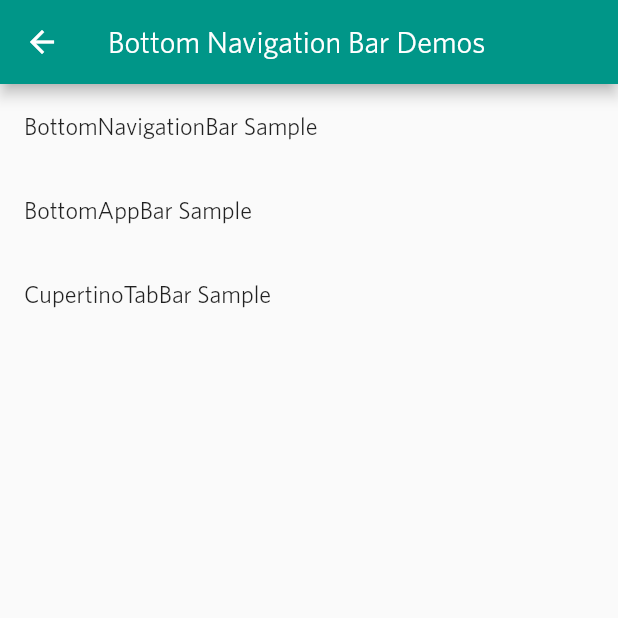
After one commit to w4mxl/FlutterStudyJourney, a Flutter app: the BottomBarIndex screen opened by its route, on a phone screen of 412 x 824 dp, the top half of it. The commit adds this screen. Run offline on Flutter 3.47's test engine with Material 2 defaults, Android fonts, the phone set to English and light mode, and no system bars; our stand-ins replace audioplayers, dio, flutter_html; missing offline and left inert: xpath; network calls fail.

Commit message:
feat: BottomNavigationBarDemo

```diff
--- /dev/null
+++ b/lib/demos/BottomBar/bottom_bar_index.dart
@@ -0,0 +1,37 @@
+/// @author: wml
+/// @date  : 2019-07-31 18:44
+/// @email : mxl1989@gmail.com
+/// @desc  : TODO
+
+import 'package:flutter/material.dart';
+
+import 'bottom_app_bar.dart';
+import 'bottom_navigation_bar.dart';
+import 'cupertino_tab_bar.dart';
+
+class BottomBarIndex extends StatelessWidget {
+  @override
+  Widget build(BuildContext context) {
+    return Scaffold(
+      appBar: AppBar(
+        title: Text('Bottom Navigation Bar Demos'),
+      ),
+      body: ListView(
+        children: <Widget>[
+          ListTile(
+            title: Text('BottomNavigationBar Sample'),
+            onTap: () => Navigator.push(context, MaterialPageRoute(builder: (context) => BottomNavigationBarDemo())),
+          ),
+          ListTile(
+            title: Text('BottomAppBar Sample'),
+            onTap: () => Navigator.push(context, MaterialPageRoute(builder: (context) => BottomAppBarDemo())),
+          ),
+          ListTile(
+            title: Text('CupertinoTabBar Sample'),
+            onTap: () => Navigator.push(context, MaterialPageRoute(builder: (context) => CupertinoTabBar())),
+          ),
+        ],
+      ),
+    );
+  }
+}
--- /dev/null
+++ b/lib/demos/BottomBar/cupertino_tab_bar.dart
@@ -0,0 +1,18 @@
+/// @author: wml
+/// @date  : 2019-08-01 10:59
+/// @email : mxl1989@gmail.com
+/// @desc  : TODO
+
+import 'package:flutter/cupertino.dart';
+
+class CupertinoTabBar extends StatefulWidget {
+  @override
+  _CupertinoTabBarState createState() => _CupertinoTabBarState();
+}
+
+class _CupertinoTabBarState extends State<CupertinoTabBar> {
+  @override
+  Widget build(BuildContext context) {
+    return Container();
+  }
+}
--- a/lib/main.dart
+++ b/lib/main.dart
@@ -5,6 +5,7 @@ import 'package:flutter_wml_demos/demos/SliverAppBar/Widget_SliverAppBar.dart';
 import 'package:flutter_wml_demos/demos/dio/flutter_dio.dart';
 import 'package:flutter_wml_demos/demos/html/flutter_html.dart';
 
+import 'demos/BottomBar/bottom_bar_index.dart';
 import 'demos/audio/audioplayers.dart';
 import 'demos/ui/ui01.dart';
 import 'demos/ui/ui02.dart';
@@ -27,6 +28,7 @@ class MyApp extends StatelessWidget {
             ),
         '/DioExercise': (BuildContext context) => new DioExercise(),
         '/AudioPlayer': (BuildContext context) => new AudioPlayerDemo(),
+        '/BottomNavigationBar': (BuildContext context) => new BottomBarIndex(),
       },
     );
   }
@@ -58,6 +60,13 @@ class HomePage extends StatelessWidget {
                   currentAccountPicture: CircleAvatar(
                     backgroundImage: NetworkImage("https://avatars2.githubusercontent.com/u/3645496?s=460&v=4"),
                   ),
+                ),
+                ListTile(
+                  title: Text('BottomNavigationBar'),
+                  onTap: () {
+                    Navigator.of(context).pop();
+                    Navigator.of(context).pushNamed('/BottomNavigationBar');
+                  },
                 ),
                 ListTile(
                   title: Text('ui-01'),
```
Also changed, not shown: lib/demos/BottomBar/bottom_app_bar.dart (+14 -0 lines), lib/demos/BottomBar/bottom_navigation_bar.dart (+45 -0 lines), lib/demos/BottomBar/page_business.dart (added, +32 -0 lines), lib/demos/BottomBar/page_home.dart (added, +32 -0 lines), lib/demos/BottomBar/page_school.dart (added, +32 -0 lines).
